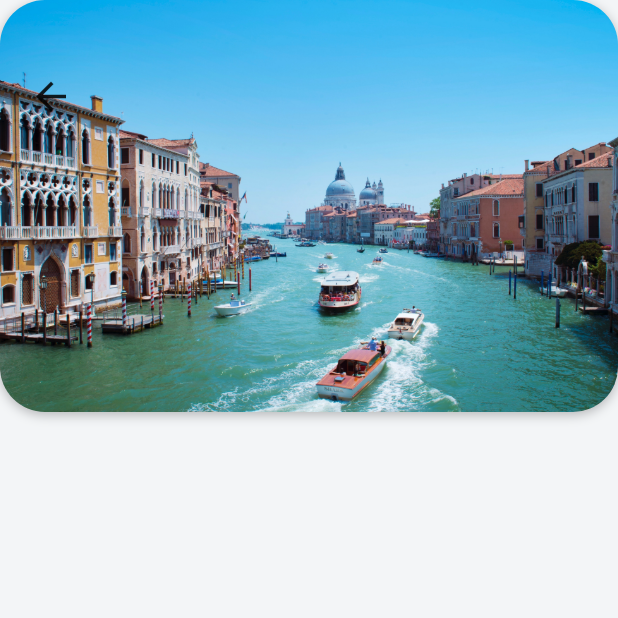
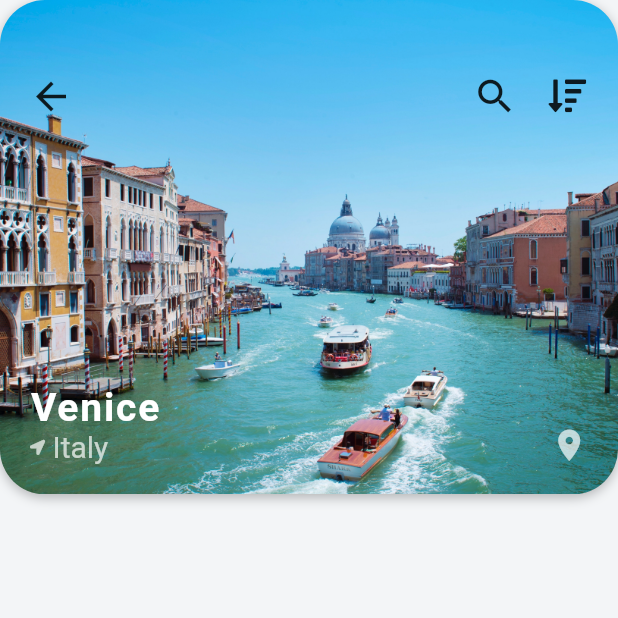
Before and after one commit to mrdvince/flutter_adventures, a Flutter app: the screen it shows after launch, after a tap on an icon or button, on a phone screen of 412 x 824 dp, the top half of it. Run offline on Flutter 3.47's test engine with Material 2 defaults, Android fonts, the phone set to English and light mode, and no system bars; our stand-ins replace font_awesome_flutter.

Commit message:
location icons and text

```diff
--- a/travel_ui/lib/screens/destinations_screen.dart
+++ b/travel_ui/lib/screens/destinations_screen.dart
@@ -1,4 +1,5 @@
 import 'package:flutter/material.dart';
+import 'package:font_awesome_flutter/font_awesome_flutter.dart';
 import 'package:travel_ui/models/destination_model.dart';
 
 class DestinationScreen extends StatefulWidget {
@@ -16,7 +17,7 @@ class _DestinationScreenState extends State<DestinationScreen> {
         children: <Widget>[
           Stack(children: <Widget>[
             Container(
-              height: MediaQuery.of(context).size.width * 2 / 3,
+              height: MediaQuery.of(context).size.width * 4 / 5,
               decoration: BoxDecoration(
                 borderRadius: BorderRadius.circular(30.0),
                 boxShadow: [
@@ -26,11 +27,14 @@ class _DestinationScreenState extends State<DestinationScreen> {
                       blurRadius: 6.0)
                 ],
               ),
-              child: ClipRRect(
-                borderRadius: BorderRadius.circular(30.0),
-                child: Image(
-                  image: AssetImage(widget.destination.imageUrl),
-                  fit: BoxFit.cover,
+              child: Hero(
+                tag: widget.destination.imageUrl,
+                child: ClipRRect(
+                  borderRadius: BorderRadius.circular(30.0),
+                  child: Image(
+                    image: AssetImage(widget.destination.imageUrl),
+                    fit: BoxFit.cover,
+                  ),
                 ),
               ),
             ),
@@ -38,14 +42,71 @@ class _DestinationScreenState extends State<DestinationScreen> {
               padding:
                   const EdgeInsets.symmetric(horizontal: 10.0, vertical: 40.0),
               child: Row(
+                mainAxisAlignment: MainAxisAlignment.spaceBetween,
                 children: <Widget>[
                   IconButton(
                     icon: Icon(Icons.arrow_back),
                     iconSize: 30.0,
                     onPressed: () => Navigator.pop(context),
+                  ),
+                  Row(
+                    children: <Widget>[
+                      IconButton(
+                        icon: Icon(Icons.search),
+                        iconSize: 30.0,
+                        onPressed: () => Navigator.pop(context),
+                      ),
+                      Row(
+                        children: <Widget>[
+                          IconButton(
+                            icon: Icon(FontAwesomeIcons.sortAmountDown),
+                            iconSize: 25.0,
+                            onPressed: () => Navigator.pop(context),
+                          )
+                        ],
+                      ),
+                    ],
+                  ),
+                ],
+              ),
+            ),
+            Positioned(
+              left: 20.0,
+              bottom: 20.0,
+              child: Column(
+                crossAxisAlignment: CrossAxisAlignment.start,
+                children: <Widget>[
+                  Text(
+                    widget.destination.city,
+                    style: TextStyle(
+                        letterSpacing: 1.2,
+                        fontSize: 26.0,
+                        color: Colors.white,
+                        fontWeight: FontWeight.w600),
+                  ),
+                  Row(
+                    children: <Widget>[
+                      Icon(
+                        FontAwesomeIcons.locationArrow,
+                        size: 10.0,
+                        color: Colors.white70,
+                      ),
+                      SizedBox(
+                        width: 5.0,
+                      ),
+                      Text(
+                        widget.destination.country,
+                        style: TextStyle(color: Colors.white70, fontSize: 20.0),
+                      ),
+                    ],
                   )
                 ],
               ),
+            ),
+            Positioned(
+              right: 20.0,
+              bottom: 20.0,
+              child: Icon(Icons.location_on, size: 25.0,color: Colors.white70,),
             )
           ]),
         ],
--- a/travel_ui/lib/widgets.dart/destination_widget.dart
+++ b/travel_ui/lib/widgets.dart/destination_widget.dart
@@ -98,13 +98,16 @@ class DestinationCorousel extends StatelessWidget {
                             ]),
                         child: Stack(
                           children: <Widget>[
-                            ClipRRect(
+                            Hero(
+                              tag: destination.imageUrl,
+                              child: ClipRRect(
                                 borderRadius: BorderRadius.circular(20.0),
                                 child: Image(
                                   height: 180.0,
                                   width: 180.0,
                                   image: AssetImage(destination.imageUrl),
                                   fit: BoxFit.cover,
+                                ),
                               ),
                             ),
                             Positioned(
```
Lines whose indentation alone changed are shown as unchanged.
